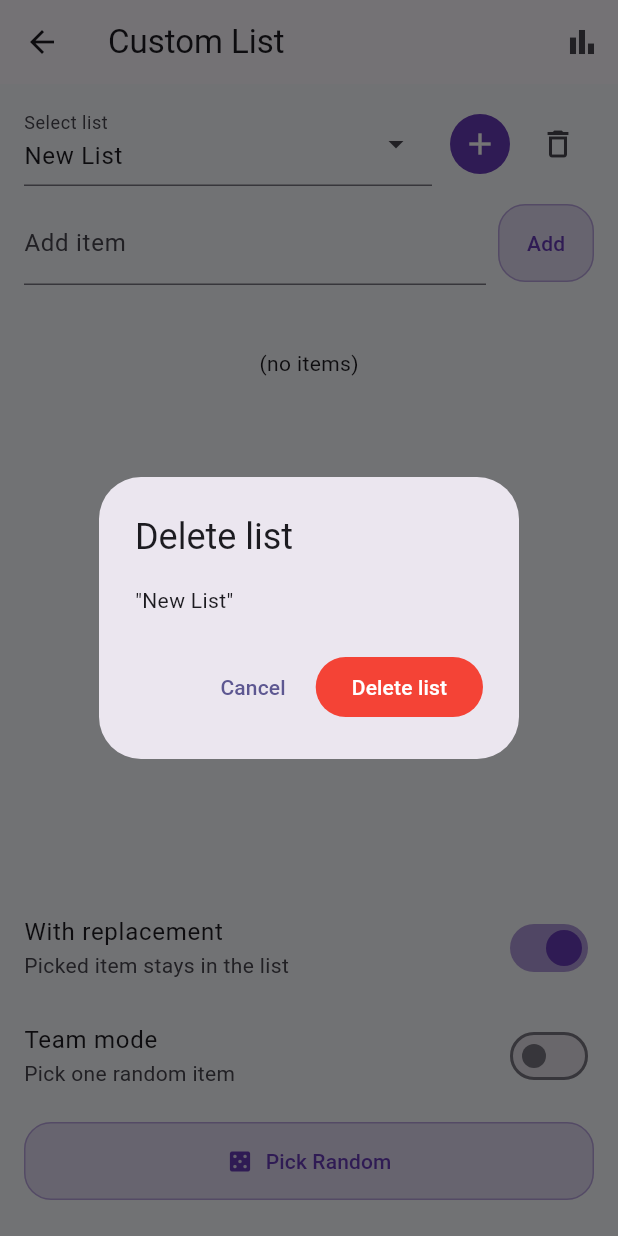
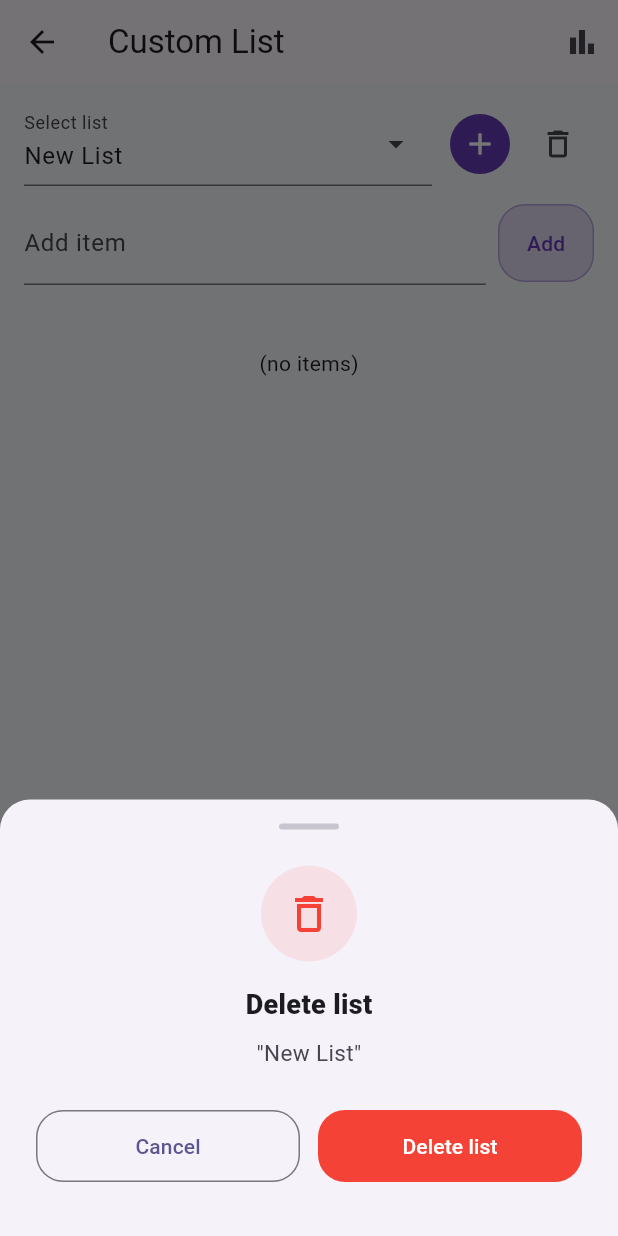
Before and after one commit to 4mierS/picksy, a Flutter app: the CustomListPage screen opened directly, after a tap on the "add" icon, after a tap on the "delete outline" icon, on a phone screen of 412 x 824 dp. Run offline on Flutter 3.47's test engine with Material 3 defaults, Android fonts, the phone set to English and light mode, and no system bars; our stand-ins replace hive, hive_flutter, in_app_purchase, share_plus, vibration; accounts and stored records are empty.

Commit message:
Beautify Custom list

```diff
--- a/lib/features/generators/custom_list/custom_list_page.dart
+++ b/lib/features/generators/custom_list/custom_list_page.dart
@@ -4,7 +4,6 @@ import 'package:picksy/core/ui/app_colors.dart';
 import 'package:picksy/l10n/l10n.dart';
 
 import 'package:picksy/core/ui/app_styles.dart';
-import 'package:picksy/core/ui/confirm_dialog.dart';
 import 'package:picksy/core/team/team_splitter.dart';
 
 import 'package:picksy/models/custom_list_model.dart';
@@ -102,14 +101,84 @@ class _CustomListPageState extends State<CustomListPage> {
     CustomListModel selected,
   ) async {
     final l10n = context.l10n;
-    final confirmed = await showConfirmDialog(
+    final confirmed = await showModalBottomSheet<bool>(
       context: context,
-      title: l10n.customListDeleteList,
-      message: '"${selected.name}"',
-      confirmText: l10n.customListDeleteList,
-      cancelText: l10n.commonCancel,
+      shape: const RoundedRectangleBorder(
+        borderRadius: BorderRadius.vertical(top: Radius.circular(20)),
+      ),
+      builder: (_) => Padding(
+        padding: const EdgeInsets.fromLTRB(24, 16, 24, 36),
+        child: Column(
+          mainAxisSize: MainAxisSize.min,
+          children: [
+            Container(
+              width: 40,
+              height: 4,
+              decoration: BoxDecoration(
+                color: Theme.of(context).colorScheme.outlineVariant,
+                borderRadius: BorderRadius.circular(2),
+              ),
+            ),
+            const SizedBox(height: 24),
+            Container(
+              padding: const EdgeInsets.all(16),
+              decoration: BoxDecoration(
+                color: Colors.red.withOpacity(0.1),
+                shape: BoxShape.circle,
+              ),
+              child: const Icon(Icons.delete_outline, color: Colors.red, size: 32),
+            ),
+            const SizedBox(height: 16),
+            Text(
+              l10n.customListDeleteList,
+              style: const TextStyle(fontSize: 18, fontWeight: FontWeight.w800),
+            ),
+            const SizedBox(height: 8),
+            Text(
+              '"${selected.name}"',
+              style: TextStyle(
+                fontSize: 15,
+                color: Theme.of(context).colorScheme.onSurfaceVariant,
+              ),
+              textAlign: TextAlign.center,
+            ),
+            const SizedBox(height: 28),
+            Row(
+              children: [
+                Expanded(
+                  child: OutlinedButton(
+                    style: OutlinedButton.styleFrom(
+                      padding: const EdgeInsets.symmetric(vertical: 14),
+                      shape: RoundedRectangleBorder(
+                        borderRadius: BorderRadius.circular(18),
+                      ),
+                    ),
+                    onPressed: () => Navigator.pop(context, false),
+                    child: Text(l10n.commonCancel),
+                  ),
+                ),
+                const SizedBox(width: 12),
+                Expanded(
+                  child: FilledButton(
+                    style: FilledButton.styleFrom(
+                      backgroundColor: Colors.red,
+                      foregroundColor: Colors.white,
+                      padding: const EdgeInsets.symmetric(vertical: 14),
+                      shape: RoundedRectangleBorder(
+                        borderRadius: BorderRadius.circular(18),
+                      ),
+                    ),
+                    onPressed: () => Navigator.pop(context, true),
+                    child: Text(l10n.customListDeleteList),
+                  ),
+                ),
+              ],
+            ),
+          ],
+        ),
+      ),
     );
-    if (confirmed && mounted) {
+    if ((confirmed ?? false) && mounted) {
       store.deleteList(selected.id);
       setState(() {
         _lastPicked = null;
@@ -185,7 +254,13 @@ class _CustomListPageState extends State<CustomListPage> {
                                     child: Text(lst.name),
                                   ),
                               ],
-                              onSelected: store.selectList,
+                              onSelected: (id) {
+                                store.selectList(id);
+                                setState(() {
+                                  _lastPicked = null;
+                                  _lastTeams = null;
+                                });
+                              },
                             )
                           : null,
                     ),
```
